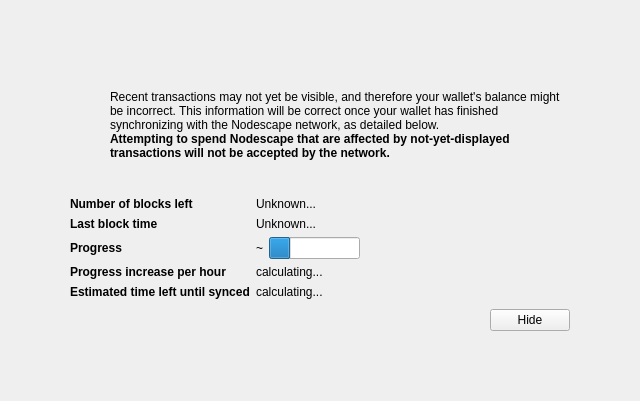
The window that src/qt/forms/modaloverlay.ui (richieburns/Nodescape) describes before a commit, drawn with Qt 5.
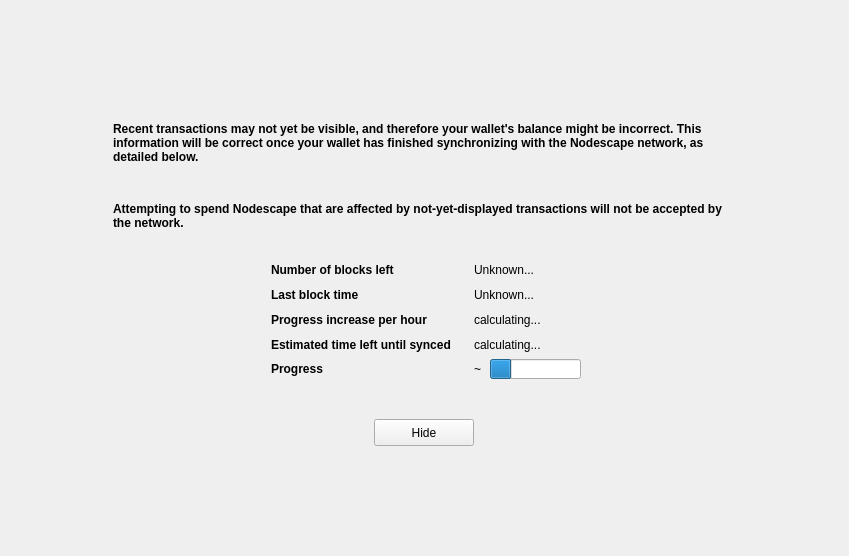
The same window after the commit. Icons and pictures are not drawn. Custom widgets are drawn as their Qt base class.

Commit message: Overlay formatting changes

The edit to the form file:
```diff
--- a/src/qt/forms/modaloverlay.ui
+++ b/src/qt/forms/modaloverlay.ui
@@ -6,8 +6,8 @@
    <rect>
     <x>0</x>
     <y>0</y>
-    <width>640</width>
-    <height>401</height>
+    <width>849</width>
+    <height>556</height>
    </rect>
   </property>
   <property name="windowTitle">
@@ -52,37 +52,43 @@
         <property name="styleSheet">
          <string notr="true"/>
         </property>
-        <layout class="QVBoxLayout" name="verticalLayoutSub" stretch="1,0,0,0,0">
+        <layout class="QVBoxLayout" name="verticalLayoutSub" stretch="1,0,0,0">
          <property name="spacing">
-          <number>0</number>
+          <number>1</number>
          </property>
          <property name="leftMargin">
-          <number>10</number>
+          <number>0</number>
          </property>
          <property name="topMargin">
           <number>10</number>
          </property>
          <property name="rightMargin">
-          <number>10</number>
+          <number>0</number>
          </property>
          <property name="bottomMargin">
           <number>10</number>
          </property>
          <item>
-          <layout class="QHBoxLayout" name="horizontalLayoutIconText" stretch="0,1">
+          <layout class="QHBoxLayout" name="horizontalLayoutIconText" stretch="1">
            <property name="topMargin">
             <number>20</number>
            </property>
            <item>
-            <layout class="QVBoxLayout" name="verticalLayoutIcon">
+            <layout class="QVBoxLayout" name="verticalLayoutInfoText">
              <property name="leftMargin">
               <number>0</number>
              </property>
+             <property name="topMargin">
+              <number>0</number>
+             </property>
              <item>
               <widget class="QPushButton" name="warningIcon">
                <property name="enabled">
                 <bool>false</bool>
                </property>
+               <property name="styleSheet">
+                <string notr="true">margin-left:30px; margin-right:30px;</string>
+               </property>
                <property name="text">
                 <string/>
                </property>
@@ -103,30 +109,16 @@
               </widget>
              </item>
              <item>
-              <spacer name="verticalSpacerWarningIcon">
-               <property name="orientation">
-                <enum>Qt::Vertical</enum>
-               </property>
-               <property name="sizeHint" stdset="0">
-                <size>
-                 <width>20</width>
-                 <height>40</height>
-                </size>
-               </property>
-              </spacer>
-             </item>
-            </layout>
-           </item>
-           <item>
-            <layout class="QVBoxLayout" name="verticalLayoutInfoText">
-             <property name="leftMargin">
-              <number>0</number>
-             </property>
-             <property name="topMargin">
-              <number>0</number>
-             </property>
-             <item>
               <widget class="QLabel" name="infoText">
+               <property name="font">
+                <font>
+                 <weight>75</weight>
+                 <bold>true</bold>
+                </font>
+               </property>
+               <property name="styleSheet">
+                <string notr="true">margin-left:50px; margin-right:50px;</string>
+               </property>
                <property name="text">
                 <string>Recent transactions may not yet be visible, and therefore your wallet's balance might be incorrect. This information will be correct once your wallet has finished synchronizing with the Nodescape network, as detailed below.</string>
                </property>
@@ -146,6 +138,9 @@
                  <bold>true</bold>
                 </font>
                </property>
+               <property name="styleSheet">
+                <string notr="true">margin-left:50px; margin-right:50px;</string>
+               </property>
                <property name="text">
                 <string>Attempting to spend Nodescape that are affected by not-yet-displayed transactions will not be accepted by the network.</string>
                </property>
@@ -157,37 +152,15 @@
                </property>
               </widget>
              </item>
-             <item>
-              <spacer name="verticalSpacerInTextSpace">
-               <property name="orientation">
-                <enum>Qt::Vertical</enum>
-               </property>
-               <property name="sizeHint" stdset="0">
-                <size>
-                 <width>20</width>
-                 <height>40</height>
-                </size>
-               </property>
-              </spacer>
-             </item>
             </layout>
            </item>
           </layout>
          </item>
-         <item>
-          <spacer name="verticalSpacerAfterText">
-           <property name="orientation">
-            <enum>Qt::Vertical</enum>
+         <item alignment="Qt::AlignHCenter">
+          <widget class="QFrame" name="modalSyncStatus">
+           <property name="styleSheet">
+            <string notr="true"/>
            </property>
-           <property name="sizeHint" stdset="0">
-            <size>
-             <width>20</width>
-             <height>40</height>
-            </size>
-           </property>
-          </spacer>
-         </item>
-         <item>
           <layout class="QFormLayout" name="formLayout">
            <property name="fieldGrowthPolicy">
             <enum>QFormLayout::FieldsStayAtSizeHint</enum>
@@ -209,6 +182,9 @@
                <bold>true</bold>
               </font>
              </property>
+              <property name="styleSheet">
+               <string notr="true">margin-bottom:5px;</string>
+              </property>
              <property name="text">
               <string>Number of blocks left</string>
              </property>
@@ -216,6 +192,9 @@
            </item>
            <item row="0" column="1">
             <widget class="QLabel" name="numberOfBlocksLeft">
+              <property name="styleSheet">
+               <string notr="true">margin-left:10px;margin-bottom:5px;</string>
+              </property>
              <property name="text">
               <string>Unknown...</string>
              </property>
@@ -229,6 +208,9 @@
                <bold>true</bold>
               </font>
              </property>
+              <property name="styleSheet">
+               <string notr="true">margin-bottom:5px;</string>
+              </property>
              <property name="text">
               <string>Last block time</string>
              </property>
@@ -242,28 +224,24 @@
                <verstretch>0</verstretch>
               </sizepolicy>
              </property>
+              <property name="styleSheet">
+               <string notr="true">margin-left:10px;margin-bottom:5px;</string>
+              </property>
              <property name="text">
               <string>Unknown...</string>
              </property>
             </widget>
            </item>
-           <item row="2" column="0">
-            <widget class="QLabel" name="labelSyncDone">
-             <property name="font">
-              <font>
-               <weight>75</weight>
-               <bold>true</bold>
-              </font>
-             </property>
-             <property name="text">
-              <string>Progress</string>
-             </property>
-            </widget>
-           </item>
-           <item row="2" column="1">
+            <item row="4" column="1">
             <layout class="QHBoxLayout" name="horizontalLayoutSync" stretch="0,1">
+              <property name="spacing">
+               <number>6</number>
+              </property>
              <item>
               <widget class="QLabel" name="percentageProgress">
+                <property name="styleSheet">
+                 <string notr="true">margin-left:10px;</string>
+                </property>
                <property name="text">
                 <string>~</string>
                </property>
@@ -271,6 +249,12 @@
              </item>
              <item>
               <widget class="QProgressBar" name="progressBar">
+                <property name="maximumSize">
+                 <size>
+                  <width>200</width>
+                  <height>20</height>
+                 </size>
+                </property>
                <property name="value">
                 <number>24</number>
                </property>
@@ -282,6 +266,22 @@
             </layout>
            </item>
            <item row="4" column="0">
+             <widget class="QLabel" name="labelSyncDone">
+              <property name="font">
+               <font>
+                <weight>75</weight>
+                <bold>true</bold>
+               </font>
+              </property>
+              <property name="styleSheet">
+               <string notr="true">margin-bottom:1px;</string>
+              </property>
+              <property name="text">
+               <string>Progress</string>
+              </property>
+             </widget>
+            </item>
+            <item row="2" column="0">
             <widget class="QLabel" name="labelProgressIncrease">
              <property name="font">
               <font>
@@ -289,19 +289,25 @@
                <bold>true</bold>
               </font>
              </property>
+              <property name="styleSheet">
+               <string notr="true">margin-bottom:5px;</string>
+              </property>
              <property name="text">
               <string>Progress increase per hour</string>
              </property>
             </widget>
            </item>
-           <item row="4" column="1">
+            <item row="2" column="1">
             <widget class="QLabel" name="progressIncreasePerH">
+              <property name="styleSheet">
+               <string notr="true">margin-left:10px;margin-bottom:5px;</string>
+              </property>
              <property name="text">
               <string>calculating...</string>
              </property>
             </widget>
            </item>
-           <item row="5" column="0">
+            <item row="3" column="0">
             <widget class="QLabel" name="labelEstimatedTimeLeft">
              <property name="font">
               <font>
@@ -309,43 +315,52 @@
                <bold>true</bold>
               </font>
              </property>
+              <property name="styleSheet">
+               <string notr="true">margin-bottom:1px;</string>
+              </property>
              <property name="text">
               <string>Estimated time left until synced</string>
              </property>
             </widget>
            </item>
-           <item row="5" column="1">
+            <item row="3" column="1">
             <widget class="QLabel" name="expectedTimeLeft">
+              <property name="styleSheet">
+               <string notr="true">margin-left:10px;margin-bottom:1px;</string>
+              </property>
              <property name="text">
               <string>calculating...</string>
              </property>
             </widget>
            </item>
           </layout>
+          </widget>
          </item>
          <item>
           <layout class="QHBoxLayout" name="horizontalLayoutButtons">
            <property name="leftMargin">
-            <number>10</number>
+            <number>0</number>
            </property>
            <property name="topMargin">
-            <number>10</number>
+            <number>30</number>
            </property>
-           <item>
-            <spacer name="horizontalSpacer">
-             <property name="orientation">
-              <enum>Qt::Horizontal</enum>
-             </property>
-             <property name="sizeHint" stdset="0">
-              <size>
-               <width>40</width>
-               <height>20</height>
-              </size>
-             </property>
-            </spacer>
-           </item>
            <item>
             <widget class="QPushButton" name="closeButton">
+             <property name="minimumSize">
+              <size>
+               <width>100</width>
+               <height>27</height>
+              </size>
+             </property>
+             <property name="maximumSize">
+              <size>
+               <width>100</width>
+               <height>27</height>
+              </size>
+             </property>
+             <property name="styleSheet">
+              <string notr="true"/>
+             </property>
              <property name="text">
               <string>Hide</string>
              </property>
```
Lines whose indentation alone changed are shown as unchanged.
